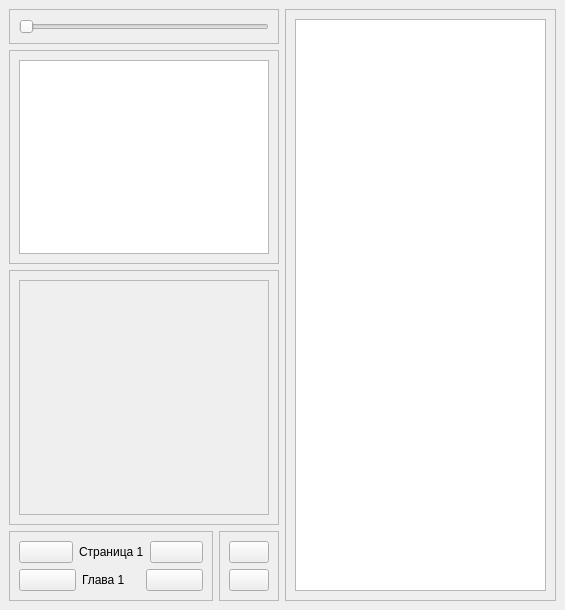
Above: data/ui/windows/reader.ui from brandonzorn/Nlight before the change. Below: the same form after it.
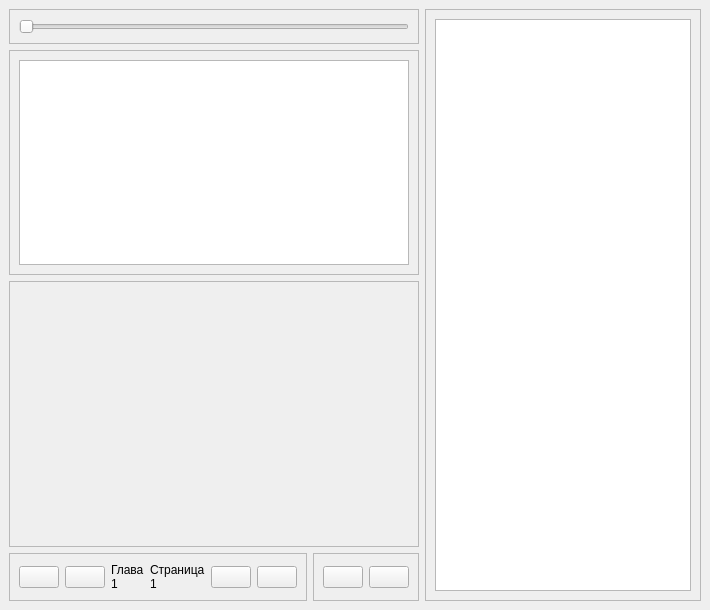
That is the form after the change.

Patch:
```diff
--- a/data/ui/windows/reader.ui
+++ b/data/ui/windows/reader.ui
@@ -6,7 +6,7 @@
    <rect>
     <x>0</x>
     <y>0</y>
-    <width>565</width>
+    <width>704</width>
     <height>610</height>
    </rect>
   </property>
@@ -22,9 +22,34 @@
    </property>
    <layout class="QHBoxLayout" name="horizontalLayout_3">
     <item>
-     <layout class="QVBoxLayout" name="verticalLayout_7">
+     <widget class="QWidget" name="widget" native="true">
+      <property name="sizePolicy">
+       <sizepolicy hsizetype="Expanding" vsizetype="Expanding">
+        <horstretch>0</horstretch>
+        <verstretch>0</verstretch>
+       </sizepolicy>
+      </property>
+      <layout class="QVBoxLayout" name="verticalLayout_3">
+       <property name="leftMargin">
+        <number>0</number>
+       </property>
+       <property name="topMargin">
+        <number>0</number>
+       </property>
+       <property name="rightMargin">
+        <number>0</number>
+       </property>
+       <property name="bottomMargin">
+        <number>0</number>
+       </property>
       <item>
        <widget class="QWidget" name="text_reader" native="true">
+         <property name="sizePolicy">
+          <sizepolicy hsizetype="Preferred" vsizetype="Preferred">
+           <horstretch>0</horstretch>
+           <verstretch>0</verstretch>
+          </sizepolicy>
+         </property>
         <layout class="QVBoxLayout" name="verticalLayout_2" stretch="0,0">
          <property name="leftMargin">
           <number>0</number>
@@ -103,7 +128,7 @@
       <item>
        <widget class="QFrame" name="image_reader">
         <property name="sizePolicy">
-         <sizepolicy hsizetype="Preferred" vsizetype="Expanding">
+          <sizepolicy hsizetype="Expanding" vsizetype="Expanding">
           <horstretch>0</horstretch>
           <verstretch>0</verstretch>
          </sizepolicy>
@@ -114,70 +139,7 @@
         <property name="frameShadow">
          <enum>QFrame::Raised</enum>
         </property>
-        <layout class="QHBoxLayout" name="horizontalLayout_2">
-         <item>
-          <widget class="QScrollArea" name="scrollArea">
-           <property name="focusPolicy">
-            <enum>Qt::NoFocus</enum>
-           </property>
-           <property name="styleSheet">
-            <string notr="true"/>
-           </property>
-           <property name="widgetResizable">
-            <bool>true</bool>
-           </property>
-           <property name="alignment">
-            <set>Qt::AlignCenter</set>
-           </property>
-           <widget class="QWidget" name="scrollAreaWidgetContents">
-            <property name="geometry">
-             <rect>
-              <x>0</x>
-              <y>0</y>
-              <width>247</width>
-              <height>220</height>
-             </rect>
-            </property>
-            <property name="autoFillBackground">
-             <bool>true</bool>
-            </property>
-            <property name="styleSheet">
-             <string notr="true"/>
-            </property>
-            <layout class="QVBoxLayout" name="verticalLayout_5">
-             <property name="spacing">
-              <number>6</number>
-             </property>
-             <property name="leftMargin">
-              <number>0</number>
-             </property>
-             <property name="topMargin">
-              <number>0</number>
-             </property>
-             <property name="rightMargin">
-              <number>0</number>
-             </property>
-             <property name="bottomMargin">
-              <number>0</number>
-             </property>
-             <item>
-              <widget class="QLabel" name="img">
-               <property name="styleSheet">
-                <string notr="true"/>
-               </property>
-               <property name="alignment">
-                <set>Qt::AlignCenter</set>
-               </property>
-               <property name="textInteractionFlags">
-                <set>Qt::NoTextInteraction</set>
-               </property>
-              </widget>
-             </item>
-            </layout>
-           </widget>
-          </widget>
-         </item>
-        </layout>
+         <layout class="QHBoxLayout" name="horizontalLayout_2"/>
        </widget>
       </item>
       <item>
@@ -199,8 +161,49 @@
           <layout class="QVBoxLayout" name="verticalLayout">
            <item>
             <layout class="QHBoxLayout" name="page_actions_btn">
+              <item>
+               <spacer name="horizontalSpacer">
+                <property name="orientation">
+                 <enum>Qt::Horizontal</enum>
+                </property>
+                <property name="sizeHint" stdset="0">
+                 <size>
+                  <width>40</width>
+                  <height>20</height>
+                 </size>
+                </property>
+               </spacer>
+              </item>
+              <item>
+               <widget class="QPushButton" name="prev_chapter_btn">
+                <property name="sizePolicy">
+                 <sizepolicy hsizetype="Preferred" vsizetype="Maximum">
+                  <horstretch>0</horstretch>
+                  <verstretch>0</verstretch>
+                 </sizepolicy>
+                </property>
+                <property name="cursor">
+                 <cursorShape>PointingHandCursor</cursorShape>
+                </property>
+                <property name="focusPolicy">
+                 <enum>Qt::NoFocus</enum>
+                </property>
+                <property name="text">
+                 <string/>
+                </property>
+                <property name="shortcut">
+                 <string>Down</string>
+                </property>
+               </widget>
+              </item>
              <item>
               <widget class="QPushButton" name="prev_page_btn">
+                <property name="sizePolicy">
+                 <sizepolicy hsizetype="Preferred" vsizetype="Maximum">
+                  <horstretch>0</horstretch>
+                  <verstretch>0</verstretch>
+                 </sizepolicy>
+                </property>
                <property name="cursor">
                 <cursorShape>PointingHandCursor</cursorShape>
                </property>
@@ -215,15 +218,34 @@
                </property>
               </widget>
              </item>
+              <item>
+               <widget class="QLabel" name="chapter_label">
+                <property name="text">
+                 <string>Глава 1</string>
+                </property>
+                <property name="wordWrap">
+                 <bool>true</bool>
+                </property>
+               </widget>
+              </item>
              <item>
               <widget class="QLabel" name="page_label">
                <property name="text">
                 <string>Страница 1</string>
                </property>
+                <property name="wordWrap">
+                 <bool>true</bool>
+                </property>
               </widget>
              </item>
              <item>
               <widget class="QPushButton" name="next_page_btn">
+                <property name="sizePolicy">
+                 <sizepolicy hsizetype="Preferred" vsizetype="Maximum">
+                  <horstretch>0</horstretch>
+                  <verstretch>0</verstretch>
+                 </sizepolicy>
+                </property>
                <property name="cursor">
                 <cursorShape>PointingHandCursor</cursorShape>
                </property>
@@ -238,35 +260,14 @@
                </property>
               </widget>
              </item>
-            </layout>
-           </item>
-           <item>
-            <layout class="QHBoxLayout" name="chapter_actions_label">
-             <item>
-              <widget class="QPushButton" name="prev_chapter_btn">
-               <property name="cursor">
-                <cursorShape>PointingHandCursor</cursorShape>
-               </property>
-               <property name="focusPolicy">
-                <enum>Qt::NoFocus</enum>
-               </property>
-               <property name="text">
-                <string/>
-               </property>
-               <property name="shortcut">
-                <string>Down</string>
-               </property>
-              </widget>
-             </item>
-             <item>
-              <widget class="QLabel" name="chapter_label">
-               <property name="text">
-                <string>Глава 1</string>
-               </property>
-              </widget>
-             </item>
              <item>
               <widget class="QPushButton" name="next_chapter_btn">
+                <property name="sizePolicy">
+                 <sizepolicy hsizetype="Preferred" vsizetype="Maximum">
+                  <horstretch>0</horstretch>
+                  <verstretch>0</verstretch>
+                 </sizepolicy>
+                </property>
                <property name="cursor">
                 <cursorShape>PointingHandCursor</cursorShape>
                </property>
@@ -281,6 +282,19 @@
                </property>
               </widget>
              </item>
+              <item>
+               <spacer name="horizontalSpacer_2">
+                <property name="orientation">
+                 <enum>Qt::Horizontal</enum>
+                </property>
+                <property name="sizeHint" stdset="0">
+                 <size>
+                  <width>40</width>
+                  <height>20</height>
+                 </size>
+                </property>
+               </spacer>
+              </item>
             </layout>
            </item>
           </layout>
@@ -294,28 +308,15 @@
           <property name="frameShadow">
            <enum>QFrame::Raised</enum>
           </property>
-          <layout class="QVBoxLayout" name="verticalLayout_3">
-           <item>
-            <widget class="QPushButton" name="ch_list_btn">
-             <property name="cursor">
-              <cursorShape>PointingHandCursor</cursorShape>
-             </property>
-             <property name="focusPolicy">
-              <enum>Qt::NoFocus</enum>
-             </property>
-             <property name="text">
-              <string/>
-             </property>
-             <property name="shortcut">
-              <string>C</string>
-             </property>
-             <property name="checkable">
-              <bool>true</bool>
-             </property>
-            </widget>
-           </item>
+           <layout class="QHBoxLayout" name="horizontalLayout_4">
            <item>
             <widget class="QPushButton" name="fullscreen_btn">
+              <property name="sizePolicy">
+               <sizepolicy hsizetype="Preferred" vsizetype="Maximum">
+                <horstretch>0</horstretch>
+                <verstretch>0</verstretch>
+               </sizepolicy>
+              </property>
              <property name="cursor">
               <cursorShape>PointingHandCursor</cursorShape>
              </property>
@@ -333,17 +334,43 @@
              </property>
             </widget>
            </item>
+            <item>
+             <widget class="QPushButton" name="ch_list_btn">
+              <property name="sizePolicy">
+               <sizepolicy hsizetype="Preferred" vsizetype="Maximum">
+                <horstretch>0</horstretch>
+                <verstretch>0</verstretch>
+               </sizepolicy>
+              </property>
+              <property name="cursor">
+               <cursorShape>PointingHandCursor</cursorShape>
+              </property>
+              <property name="focusPolicy">
+               <enum>Qt::NoFocus</enum>
+              </property>
+              <property name="text">
+               <string/>
+              </property>
+              <property name="shortcut">
+               <string>C</string>
+              </property>
+              <property name="checkable">
+               <bool>true</bool>
+              </property>
+             </widget>
+            </item>
           </layout>
          </widget>
         </item>
        </layout>
       </item>
      </layout>
+     </widget>
     </item>
     <item>
      <widget class="QFrame" name="chapters_frame">
       <property name="sizePolicy">
-       <sizepolicy hsizetype="Maximum" vsizetype="Preferred">
+       <sizepolicy hsizetype="Fixed" vsizetype="Preferred">
         <horstretch>0</horstretch>
         <verstretch>0</verstretch>
        </sizepolicy>
```
Lines whose indentation alone changed are shown as unchanged.
